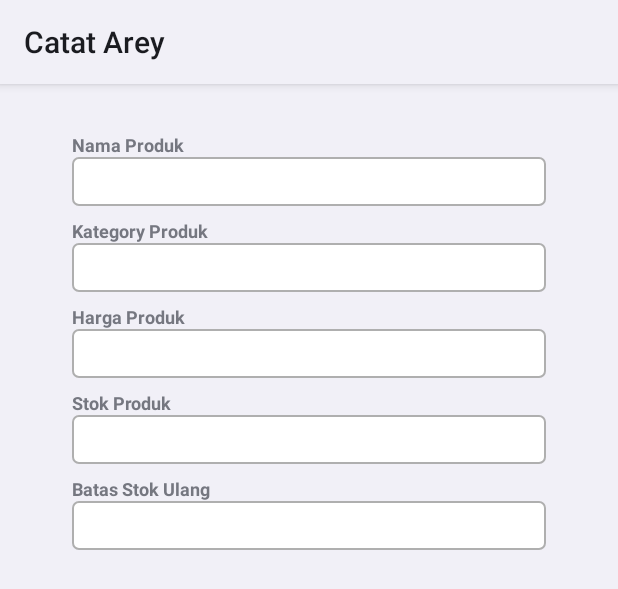
After one commit to duopar/catat-arey-frontend, an Android app: the layout dialog_edit_product_detail_layout.xml on its own in the app's theme, with its tools: preview values and no code run, on a phone screen of 412 x 824 dp. The commit adds this screen. Shown: the top 589 px of the screen. Run offline under Robolectric (Android 15) with nearby library versions, the phone set to English and light mode, and no system bars; network calls fail.

Commit message:
Add Update Product Detail

```diff
--- a/app/build.gradle.kts
+++ b/app/build.gradle.kts
@@ -13,7 +13,7 @@ android {
 
     defaultConfig {
         applicationId = "com.enigma.catat_arey"
-        minSdk = 29
+        minSdk = 27
         targetSdk = 34
         versionCode = 1
         versionName = "1.0"
--- a/app/src/main/java/com/enigma/catat_arey/data/network/AreyApiService.kt
+++ b/app/src/main/java/com/enigma/catat_arey/data/network/AreyApiService.kt
@@ -37,12 +37,11 @@ interface AreyApiService {
     @POST("/api/v1/products")
     suspend fun addProduct(@Body req: AddProductRequest): Response<ApiResponse<AddProductResponse>>
 
-    // Currently unused
     @PUT("/api/v1/products/{id}")
     suspend fun updateProduct(
         @Path("id") productId: String,
         @Body req: UpdateProductRequest
-    ): Response<ApiResponse<Nothing>>
+    ): Response<ApiResponse<UpdateProductResponse>>
 
     @DELETE("/api/v1/products/{id}")
     suspend fun deleteProduct(@Path("id") productId: String): Response<ApiResponse<Nothing>>
--- a/app/src/main/java/com/enigma/catat_arey/data/network/NetworkRequest.kt
+++ b/app/src/main/java/com/enigma/catat_arey/data/network/NetworkRequest.kt
@@ -52,13 +52,13 @@ data class UpdateProductRequest(
     val category: String?,
 
     @SerializedName("price")
-    val price: Int?,
+    val price: Int,
 
     @SerializedName("stockLevel")
-    val stockLevel: Int?,
+    val stockLevel: Int,
 
     @SerializedName("restockThreshold")
-    val restockThreshold: Int?
+    val restockThreshold: Int
 )
 
 data class ProductLogEntryRequest(
--- a/app/src/main/java/com/enigma/catat_arey/ui/home/HomeViewModel.kt
+++ b/app/src/main/java/com/enigma/catat_arey/ui/home/HomeViewModel.kt
@@ -101,6 +101,8 @@ class HomeViewModel @Inject constructor(
             is ResponseResult.Success -> emit(HomeUiState.Success(resp.data))
         }
     }
+
+
 }
 
 sealed interface HomeUiState<out T> {
--- a/app/src/main/java/com/enigma/catat_arey/util/MCustomDialog.kt
+++ b/app/src/main/java/com/enigma/catat_arey/util/MCustomDialog.kt
@@ -13,9 +13,11 @@ fun showCustomDialog(
     layoutId: Int,
     positiveButtonText: String = "Simpan",
     negativeButtonText: String = "Batal",
-    onPositiveAction: (dialogView: View, dialog: androidx.appcompat.app.AlertDialog) -> Unit
+    onPositiveAction: (dialogView: View, dialog: androidx.appcompat.app.AlertDialog) -> Unit,
+    onDialogViewCreated: ((View) -> Unit)? = null
 ) {
     val dialogView = LayoutInflater.from(context).inflate(layoutId, null)
+    onDialogViewCreated?.invoke(dialogView)
 
     val dialogLayoutBuilder = MaterialAlertDialogBuilder(context, R.style.CustomAlertDialogTheme)
         .setView(dialogView)
--- a/app/src/main/res/layout/activity_product_detail.xml
+++ b/app/src/main/res/layout/activity_product_detail.xml
@@ -21,7 +21,7 @@
             android:layout_width="match_parent"
             android:layout_height="wrap_content"
             android:background="@color/white"
-            app:menu="@menu/delete_menu"
+            app:menu="@menu/options_menu"
             app:navigationIcon="@drawable/ic_chevron_left_24"
             app:title="Product Name"
             app:titleTextAppearance="@style/ToolbarTitleStyle"
--- /dev/null
+++ b/app/src/main/res/layout/dialog_edit_product_detail_layout.xml
@@ -0,0 +1,99 @@
+<?xml version="1.0" encoding="utf-8"?>
+<LinearLayout xmlns:android="http://schemas.android.com/apk/res/android"
+    android:layout_width="match_parent"
+    android:layout_height="match_parent"
+    android:orientation="vertical"
+    android:paddingHorizontal="48dp"
+    android:paddingVertical="32dp">
+
+    <TextView
+        android:id="@+id/tv_product_name"
+        android:layout_width="wrap_content"
+        android:layout_height="wrap_content"
+        android:text="@string/nama_produk"
+        android:textSize="12sp"
+        android:textStyle="bold" />
+
+    <EditText
+        android:id="@+id/ed_product_name"
+        android:layout_width="match_parent"
+        android:layout_height="wrap_content"
+        android:background="@drawable/rounded_corner_stroke_white_4"
+        android:inputType="text"
+        android:padding="8dp"
+        android:textSize="12sp" />
+
+    <TextView
+        android:id="@+id/tv_product_category"
+        android:layout_width="wrap_content"
+        android:layout_height="wrap_content"
+        android:layout_marginTop="8dp"
+        android:text="Kategory Produk"
+        android:textSize="12sp"
+        android:textStyle="bold" />
+
+    <EditText
+        android:id="@+id/ed_product_category"
+        android:layout_width="match_parent"
+        android:layout_height="wrap_content"
+        android:background="@drawable/rounded_corner_stroke_white_4"
+        android:inputType="text"
+        android:padding="8dp"
+        android:textSize="12sp" />
+
+    <TextView
+        android:id="@+id/tv_product_price"
+        android:layout_width="wrap_content"
+        android:layout_height="wrap_content"
+        android:layout_marginTop="8dp"
+        android:text="@string/harga_produk"
+        android:textSize="12sp"
+        android:textStyle="bold" />
+
+    <EditText
+        android:id="@+id/ed_product_price"
+        android:layout_width="match_parent"
+        android:layout_height="wrap_content"
+        android:background="@drawable/rounded_corner_stroke_white_4"
+        android:inputType="number"
+        android:padding="8dp"
+        android:textSize="12sp" />
+
+
+    <TextView
+        android:id="@+id/tv_product_stock"
+        android:layout_width="wrap_content"
+        android:layout_height="wrap_content"
+        android:layout_marginTop="8dp"
+        android:text="@string/stok_produk"
+        android:textSize="12sp"
+        android:textStyle="bold" />
+
+    <EditText
+        android:id="@+id/ed_product_stock"
+        android:layout_width="match_parent"
+        android:layout_height="wrap_content"
+        android:background="@drawable/rounded_corner_stroke_white_4"
+        android:inputType="number"
+        android:padding="8dp"
+        android:textSize="12sp" />
+
+    <TextView
+        android:id="@+id/tv_product_restock_threshold"
+        android:layout_width="wrap_content"
+        android:layout_height="wrap_content"
+        android:layout_marginTop="8dp"
+        android:text="Batas Stok Ulang"
+        android:textSize="12sp"
+        android:textStyle="bold" />
+
+    <EditText
+        android:id="@+id/ed_product_restock_threshold"
+        android:layout_width="match_parent"
+        android:layout_height="wrap_content"
+        android:background="@drawable/rounded_corner_stroke_white_4"
+        android:inputType="number"
+        android:padding="8dp"
+        android:textSize="12sp" />
+
+</LinearLayout>
--- a/app/src/main/res/layout/item_product.xml
+++ b/app/src/main/res/layout/item_product.xml
@@ -15,6 +15,8 @@
         android:layout_width="212dp"
         android:layout_height="wrap_content"
         android:text="@string/nama_produk"
+        android:lines="1"
+        android:ellipsize="end"
         android:textSize="16sp"
         android:textStyle="bold"
         app:layout_constraintStart_toStartOf="parent"
```
Also changed, not shown: app/src/main/java/com/enigma/catat_arey/data/network/NetworkRepository.kt (+16 -0 lines), app/src/main/java/com/enigma/catat_arey/data/network/NetworkResponse.kt (+17 -0 lines), app/src/main/java/com/enigma/catat_arey/ui/product_detail/ProductDetailActivity.kt (+80 -0 lines), app/src/main/java/com/enigma/catat_arey/ui/product_detail/ProductDetailViewModel.kt (+21 -0 lines), app/src/main/res/menu/options_menu.xml (renamed from app/src/main/res/menu/delete_menu.xml, +6 -3 lines).
